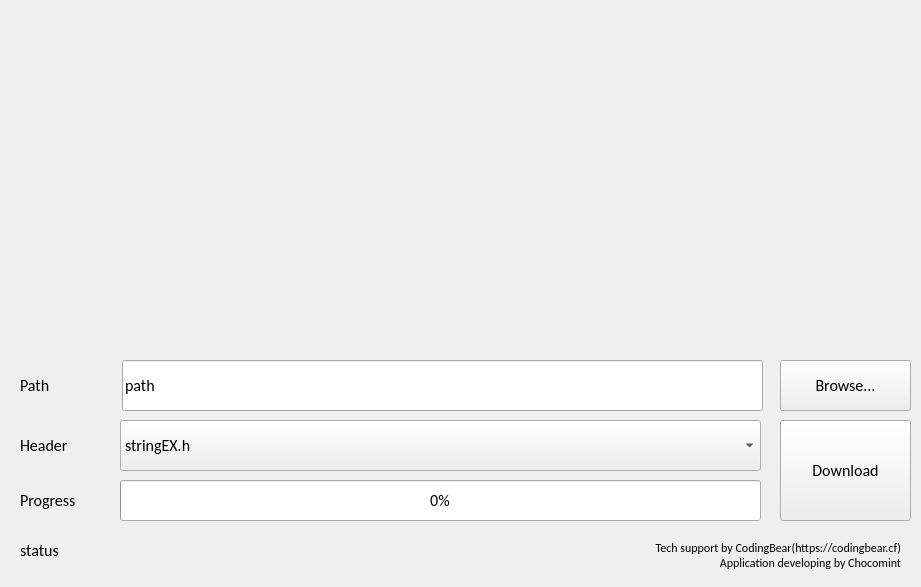
Old version of the form header_downloader.ui in the repository ChocomintSSR/HeaderDownloader.
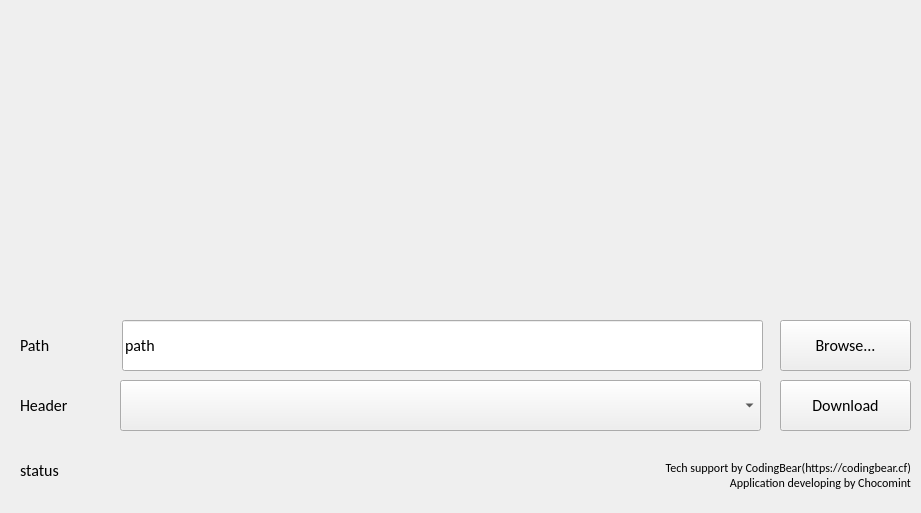
New version of the form. Icons and pictures are not drawn.

```diff
--- a/header_downloader.ui
+++ b/header_downloader.ui
@@ -7,7 +7,7 @@
     <x>0</x>
     <y>0</y>
     <width>921</width>
-    <height>587</height>
+    <height>513</height>
    </rect>
   </property>
   <property name="sizePolicy">
@@ -16,6 +16,18 @@
     <verstretch>0</verstretch>
    </sizepolicy>
   </property>
+  <property name="minimumSize">
+   <size>
+    <width>921</width>
+    <height>513</height>
+   </size>
+  </property>
+  <property name="maximumSize">
+   <size>
+    <width>921</width>
+    <height>513</height>
+   </size>
+  </property>
   <property name="font">
    <font>
     <family>Calibri</family>
@@ -33,44 +45,19 @@
     <property name="geometry">
      <rect>
       <x>120</x>
-      <y>420</y>
+      <y>380</y>
       <width>641</width>
       <height>51</height>
      </rect>
     </property>
-    <item>
-     <property name="text">
-      <string>stringEX.h</string>
-     </property>
-    </item>
-    <item>
-     <property name="text">
-      <string>BigNumber.h</string>
-     </property>
-    </item>
-    <item>
-     <property name="text">
-      <string>Matrix.h</string>
-     </property>
-    </item>
-    <item>
-     <property name="text">
-      <string>comlpex.h</string>
-     </property>
-    </item>
-    <item>
-     <property name="text">
-      <string>Graph.h</string>
-     </property>
-    </item>
    </widget>
    <widget class="QPushButton" name="download">
     <property name="geometry">
      <rect>
       <x>780</x>
-      <y>420</y>
+      <y>380</y>
       <width>131</width>
-      <height>101</height>
+      <height>51</height>
      </rect>
     </property>
     <property name="sizePolicy">
@@ -93,7 +80,7 @@
     <property name="geometry">
      <rect>
       <x>780</x>
-      <y>360</y>
+      <y>320</y>
       <width>131</width>
       <height>51</height>
      </rect>
@@ -106,7 +93,7 @@
     <property name="geometry">
      <rect>
       <x>20</x>
-      <y>360</y>
+      <y>320</y>
       <width>101</width>
       <height>51</height>
      </rect>
@@ -119,7 +106,7 @@
     <property name="geometry">
      <rect>
       <x>20</x>
-      <y>420</y>
+      <y>380</y>
       <width>101</width>
       <height>51</height>
      </rect>
@@ -128,40 +115,11 @@
      <string>Header</string>
     </property>
    </widget>
-   <widget class="QProgressBar" name="progress">
-    <property name="geometry">
-     <rect>
-      <x>120</x>
-      <y>480</y>
-      <width>641</width>
-      <height>41</height>
-     </rect>
-    </property>
-    <property name="styleSheet">
-     <string notr="true">text-align: center;</string>
-    </property>
-    <property name="value">
-     <number>0</number>
-    </property>
-   </widget>
-   <widget class="QLabel" name="label_4">
-    <property name="geometry">
-     <rect>
-      <x>20</x>
-      <y>480</y>
-      <width>101</width>
-      <height>41</height>
-     </rect>
-    </property>
-    <property name="text">
-     <string>Progress</string>
-    </property>
-   </widget>
    <widget class="QLineEdit" name="path">
     <property name="geometry">
      <rect>
       <x>122</x>
-      <y>360</y>
+      <y>320</y>
       <width>641</width>
       <height>51</height>
      </rect>
@@ -173,27 +131,11 @@
      <bool>true</bool>
     </property>
    </widget>
-   <widget class="QLabel" name="label_3">
-    <property name="geometry">
-     <rect>
-      <x>0</x>
-      <y>0</y>
-      <width>921</width>
-      <height>341</height>
-     </rect>
-    </property>
-    <property name="text">
-     <string/>
-    </property>
-    <property name="pixmap">
-     <pixmap resource="icons.qrc">:/icons/background.png</pixmap>
-    </property>
-   </widget>
    <widget class="QLabel" name="label_5">
     <property name="geometry">
      <rect>
-      <x>480</x>
-      <y>530</y>
+      <x>490</x>
+      <y>450</y>
       <width>421</width>
       <height>51</height>
      </rect>
@@ -216,7 +158,7 @@
     <property name="geometry">
      <rect>
       <x>20</x>
-      <y>530</y>
+      <y>450</y>
       <width>101</width>
       <height>41</height>
      </rect>
@@ -229,8 +171,8 @@
     <property name="geometry">
      <rect>
       <x>120</x>
-      <y>530</y>
-      <width>521</width>
+      <y>450</y>
+      <width>411</width>
       <height>41</height>
      </rect>
     </property>
```
Left out of the diff: 22 changed lines with no effect on the pictures.
